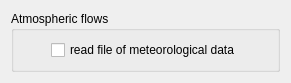
First picture: the form in gui/Pages/BoundaryConditionsMeteoForm.ui, repository code-saturne/code_saturne, before the edit.
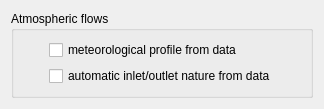
Second picture: the form after the edit.

What changed in the file:
```diff
--- a/gui/Pages/BoundaryConditionsMeteoForm.ui
+++ b/gui/Pages/BoundaryConditionsMeteoForm.ui
@@ -5,21 +5,19 @@
    <rect>
     <x>0</x>
     <y>0</y>
-    <width>291</width>
-    <height>83</height>
+    <width>324</width>
+    <height>103</height>
    </rect>
   </property>
   <property name="windowTitle" >
    <string>Form</string>
   </property>
-  <layout class="QGridLayout" name="gridLayout" >
+  <layout class="QGridLayout" name="gridLayout_2" >
    <item row="0" column="0" >
     <widget class="QGroupBox" name="groupBoxMeteo" >
      <property name="title" >
       <string>Atmospheric flows</string>
      </property>
-     <layout class="QGridLayout" name="gridLayout_2" >
-      <item row="0" column="0" >
        <layout class="QHBoxLayout" name="horizontalLayout" >
         <item>
          <spacer name="horizontalSpacer" >
@@ -28,34 +26,43 @@
           </property>
           <property name="sizeHint" stdset="0" >
            <size>
-            <width>40</width>
-            <height>20</height>
+          <width>5</width>
+          <height>13</height>
            </size>
           </property>
          </spacer>
         </item>
         <item>
-         <widget class="QCheckBox" name="checkBox" >
+       <layout class="QGridLayout" name="gridLayout" >
+        <item row="0" column="0" >
+         <widget class="QCheckBox" name="checkBoxReadData" >
           <property name="text" >
-           <string>read file of meteorological data</string>
+           <string>meteorological profile from data</string>
           </property>
          </widget>
         </item>
-        <item>
-         <spacer name="horizontalSpacer_2" >
-          <property name="orientation" >
-           <enum>Qt::Horizontal</enum>
+        <item row="1" column="0" >
+         <widget class="QCheckBox" name="checkBoxAutoNature" >
+          <property name="text" >
+           <string>automatic inlet/outlet nature from data</string>
           </property>
-          <property name="sizeHint" stdset="0" >
-           <size>
-            <width>40</width>
-            <height>20</height>
-           </size>
-          </property>
-         </spacer>
+         </widget>
         </item>
        </layout>
       </item>
+      <item>
+       <spacer name="horizontalSpacer_2" >
+        <property name="orientation" >
+         <enum>Qt::Horizontal</enum>
+        </property>
+        <property name="sizeHint" stdset="0" >
+         <size>
+          <width>6</width>
+          <height>13</height>
+         </size>
+        </property>
+       </spacer>
+      </item>
      </layout>
     </widget>
    </item>
```
Lines whose indentation alone changed are shown as unchanged.
